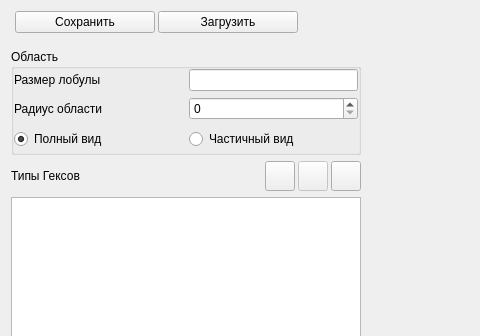
First picture: the form in liver generator/lobule2d/formgeo.ui, repository Re5ime/lobule, before the edit; both pictures show x 0 to 480 and y 0 to 336 of the 736 by 752 pixel window.
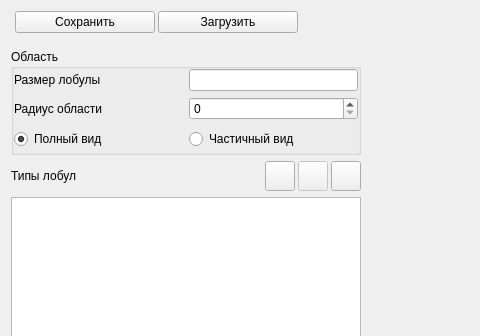
Second picture: the form after the edit. Icons and pictures are not drawn.

Patch:
```diff
--- a/liver generator/lobule2d/formgeo.ui
+++ b/liver generator/lobule2d/formgeo.ui
@@ -341,7 +341,7 @@
                <string notr="true"/>
               </property>
               <property name="text">
-               <string>Типы Гексов</string>
+               <string>Типы лобул</string>
               </property>
              </widget>
             </item>
```
Left out of the diff: 5 changed lines with no effect on the pictures.
